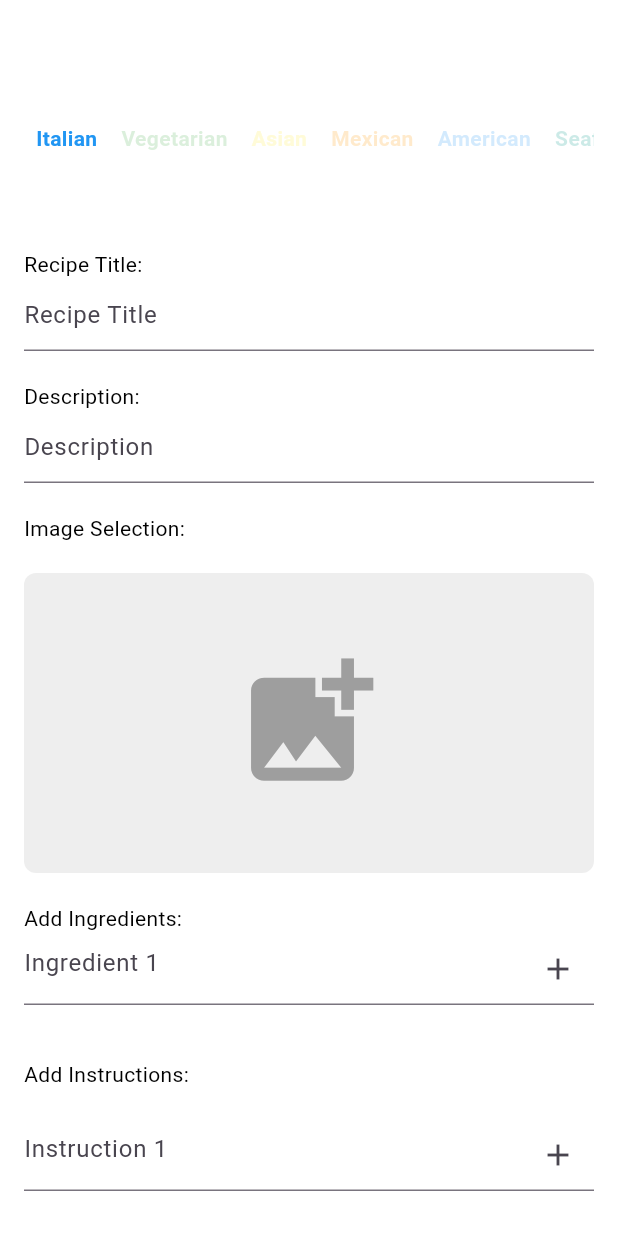
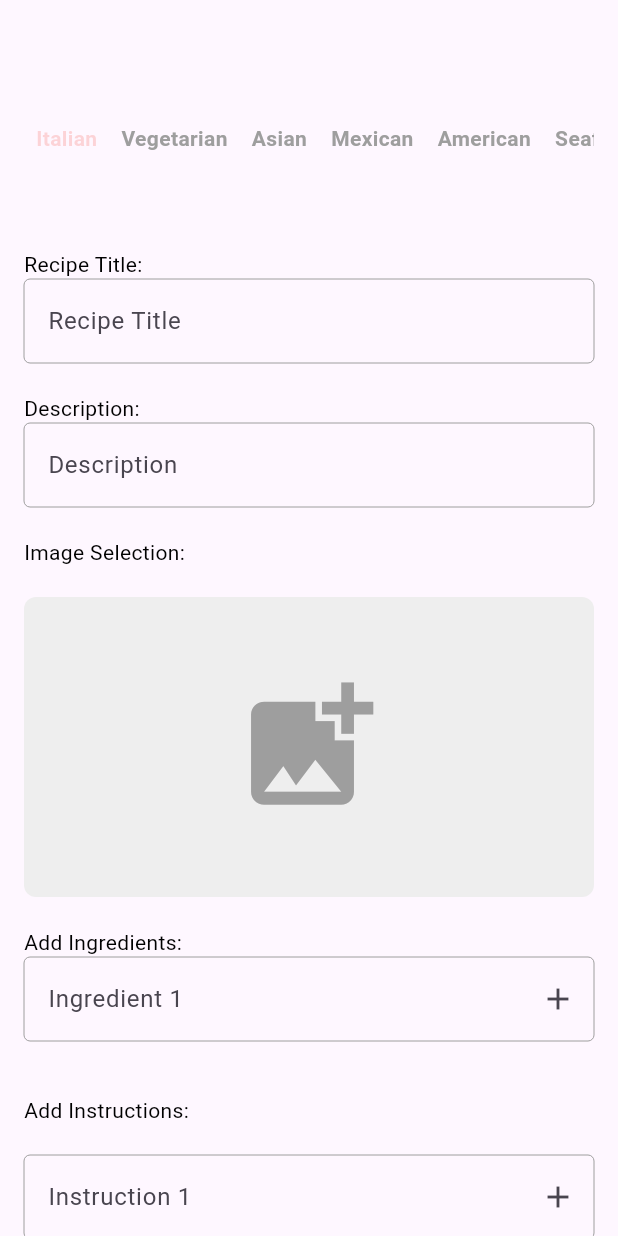
Before and after one commit to dimi1985/foodryp, a Flutter app: the AddRecipePage screen opened directly, on a phone screen of 412 x 824 dp. Run offline on Flutter 3.47's test engine with Material 3 defaults, Android fonts, the phone set to English and light mode, and no system bars; our stand-ins replace image_picker; network calls fail.

Commit message:
Update some things

```diff
--- a/lib/data/demo_data.dart
+++ b/lib/data/demo_data.dart
@@ -6,7 +6,7 @@ class DemoData {
     'Creators',
     'Recipes',
     'My Fridge',
-    'Login/Register'
+    'Login/Register',
     'ProfileDev',
     'Add Recipe'
   ];
--- a/lib/screens/add_recipe_page.dart
+++ b/lib/screens/add_recipe_page.dart
@@ -23,13 +23,9 @@ class _AddRecipePageState extends State<AddRecipePage> {
     Size screenSize = MediaQuery.of(context).size;
     bool isDesktop = Responsive.isDesktop(context);
     return Scaffold(
-      backgroundColor:     _selectedCategory != null
-          ? _selectedCategory!['color'].withOpacity(0.090)
-          : Colors.white,
       body: SingleChildScrollView(
         child: Center(
           child: Container(
-
             constraints: BoxConstraints(
               maxWidth: Responsive.isDesktop(context) ? 600 : screenSize.width,
             ),
@@ -51,8 +47,7 @@ class _AddRecipePageState extends State<AddRecipePage> {
                               category; // Update the selected category
                         });
                       },
-                      defaultTappedIndex:
-                          0, // Specify the default tapped index here
+
                     ),
                   ),
 
@@ -66,6 +61,9 @@ class _AddRecipePageState extends State<AddRecipePage> {
                   CustomTextField(
                     controller: TextEditingController(),
                     hintText: 'Recipe Title',
+                    borderColor: _selectedCategory != null
+                        ? _selectedCategory!['color']
+                        : null,
                   ),
                   const SizedBox(height: 20.0),
 
@@ -77,6 +75,9 @@ class _AddRecipePageState extends State<AddRecipePage> {
                   CustomTextField(
                     controller: TextEditingController(),
                     hintText: 'Description',
+                    borderColor: _selectedCategory != null
+                        ? _selectedCategory!['color']
+                        : null,
                   ),
                   const SizedBox(height: 20.0),
 
@@ -100,7 +101,7 @@ class _AddRecipePageState extends State<AddRecipePage> {
                     isDesktop: isDesktop,
                   ),
 
-                  const IngredientsAddContainer(),
+                  IngredientsAddContainer(selectedCategory: _selectedCategory),
                   const SizedBox(height: 20.0),
 
                   SectionTitle(
@@ -109,7 +110,7 @@ class _AddRecipePageState extends State<AddRecipePage> {
                   ),
 
                   const SizedBox(height: 20.0),
-                  const InstructionsAddContainer(),
+                   InstructionsAddContainer(selectedCategory: _selectedCategory),
                   const SizedBox(height: 20.0),
 
                   SectionTitle(
@@ -121,6 +122,9 @@ class _AddRecipePageState extends State<AddRecipePage> {
                   CustomTextField(
                     controller: TextEditingController(),
                     hintText: 'Serves  2-4 ',
+                    borderColor: _selectedCategory != null
+                        ? _selectedCategory!['color']
+                        : null,
                   ),
 
                   const SizedBox(height: 20.0),
@@ -134,6 +138,9 @@ class _AddRecipePageState extends State<AddRecipePage> {
                   CustomTextField(
                     controller: TextEditingController(),
                     hintText: '45 minutes or 1h and 25 minutes e.t.c ',
+                    borderColor: _selectedCategory != null
+                        ? _selectedCategory!['color']
+                        : null,
                   ),
 
                   const SizedBox(height: 20.0),
@@ -147,12 +154,15 @@ class _AddRecipePageState extends State<AddRecipePage> {
                   CustomTextField(
                     controller: TextEditingController(),
                     hintText: '45 minutes or 1h and 25 minutes e.t.c ',
+                    borderColor: _selectedCategory != null
+                        ? _selectedCategory!['color']
+                        : null,
                   ),
                   const SizedBox(height: 20.0),
 
                   ElevatedButton(
                     onPressed: () {},
-                    child: const Text('Save Recipe'),
+                    child: const Text('Preview Recipe'),
                   ),
                 ],
               ),
--- a/lib/screens/mainScreen/main_screen.dart
+++ b/lib/screens/mainScreen/main_screen.dart
@@ -31,7 +31,7 @@ class MainScreen extends StatelessWidget {
                   child: SizedBox(
                     width: screenSize.width,
                     height: 100,
-                    child: MenuWebItems()),
+                    child: const MenuWebItems()),
                 )
                 // //FOR NOW LEAVE IT  FOR DEBIG, REMEMBER TO DELETE AFTER PRODUCTION
                 // if(!isAndroid)
--- a/lib/widgets/CustomWidgets/custom_textField.dart
+++ b/lib/widgets/CustomWidgets/custom_textField.dart
@@ -9,6 +9,7 @@ class CustomTextField extends StatelessWidget {
   final TextInputType keyboardType;
   final int? maxLines;
   final void Function()? onSuffixIconPressed;
+   final Color? borderColor; // Add this line
 
   const CustomTextField({
     Key? key,
@@ -20,6 +21,7 @@ class CustomTextField extends StatelessWidget {
     this.keyboardType = TextInputType.text,
     this.maxLines,
     this.onSuffixIconPressed,
+     this.borderColor,
   }) : super(key: key);
 
   @override
@@ -35,6 +37,18 @@ class CustomTextField extends StatelessWidget {
                 onPressed: onSuffixIconPressed,
               )
             : null,
+        enabledBorder:  OutlineInputBorder(
+      // width: 0.0 produces a thin "hairline" border
+      borderSide:  BorderSide(color: borderColor ?? Colors.grey, width: 0.0),
+    ),
+    border: const OutlineInputBorder(),
+        focusedBorder: OutlineInputBorder(
+          borderRadius: BorderRadius.circular(10.0),
+          borderSide: BorderSide(
+            color: Colors.blueGrey.withOpacity(0.5), // Set border color here
+            width:1, // Set border width here
+          ),
+        ),
       ),
       obscureText: obscureText,
       keyboardType: keyboardType,
--- a/lib/widgets/CustomWidgets/image_picker_container.dart
+++ b/lib/widgets/CustomWidgets/image_picker_container.dart
@@ -1,6 +1,9 @@
+// ignore_for_file: avoid_init_to_null, library_private_types_in_public_api
+
 import 'dart:io';
 
 import 'package:flutter/material.dart';
+import 'package:flutter/foundation.dart' show kIsWeb;
 import 'package:image_picker/image_picker.dart';
 
 class ImagePickerContainer extends StatefulWidget {
@@ -16,7 +19,7 @@ class ImagePickerContainer extends StatefulWidget {
 }
 
 class _ImagePickerContainerState extends State<ImagePickerContainer> {
-  File? _imageFile;
+  late File? _imageFile = null;
 
   Future<void> _pickImage(ImageSource source) async {
     final pickedFile = await ImagePicker().pickImage(source: source);
@@ -31,7 +34,8 @@ class _ImagePickerContainerState extends State<ImagePickerContainer> {
   Widget build(BuildContext context) {
     return InkWell(
       onTap: () {
-        _pickImage(ImageSource.gallery); // You can change to camera if you prefer
+        _pickImage(
+            ImageSource.gallery); // You can change to camera if you prefer
       },
       child: Container(
         height: widget.containerSize,
@@ -43,18 +47,23 @@ class _ImagePickerContainerState extends State<ImagePickerContainer> {
         child: _imageFile != null
             ? ClipRRect(
                 borderRadius: BorderRadius.circular(8.0),
-                child: Image.network(
-                  _imageFile!.path,
-                  fit: BoxFit.cover,
-                ),
+                child: kIsWeb
+                    ? Image.network(
+                        _imageFile!.path,
+                        fit: BoxFit.cover,
+                      )
+                    : Image.file(
+                        _imageFile!,
+                        fit: BoxFit.cover,
+                      ),
               )
             : Center(
-              child: Icon(
+                child: Icon(
                   Icons.add_photo_alternate,
                   size: widget.containerSize / 4,
                   color: Colors.grey,
                 ),
-            ),
+              ),
       ),
     );
   }
--- a/lib/widgets/CustomWidgets/ingredients_add_container.dart
+++ b/lib/widgets/CustomWidgets/ingredients_add_container.dart
@@ -4,7 +4,8 @@ import 'package:flutter/material.dart';
 import 'package:foodryp/widgets/CustomWidgets/custom_textField.dart';
 
 class IngredientsAddContainer extends StatefulWidget {
-  const IngredientsAddContainer({Key? key}) : super(key: key);
+    final Map<String, dynamic>? selectedCategory;
+  const IngredientsAddContainer({Key? key, this.selectedCategory}) : super(key: key);
 
   @override
   _IngredientsAddContainerState createState() =>
@@ -50,6 +51,9 @@ class _IngredientsAddContainerState extends State<IngredientsAddContainer> {
           child: CustomTextField(
             controller: _controllers[index],
             hintText: 'Ingredient ${index + 1}',
+            borderColor: widget.selectedCategory != null
+                ? widget.selectedCategory!['color']
+                : null,
             suffixIcon: index == 0 ? Icons.add : Icons.delete,
             onSuffixIconPressed: index == 0
                 ? _addIngredient
--- a/lib/widgets/CustomWidgets/instructions_add_container.dart
+++ b/lib/widgets/CustomWidgets/instructions_add_container.dart
@@ -1,8 +1,13 @@
+// ignore_for_file: library_private_types_in_public_api
+
 import 'package:flutter/material.dart';
 import 'package:foodryp/widgets/CustomWidgets/custom_textField.dart';
 
 class InstructionsAddContainer extends StatefulWidget {
-  const InstructionsAddContainer({Key? key}) : super(key: key);
+
+      final Map<String, dynamic>? selectedCategory;
+
+  const InstructionsAddContainer({super.key, this.selectedCategory});
 
   @override
   _InstructionsAddContainerState createState() => _InstructionsAddContainerState();
@@ -45,6 +50,9 @@ class _InstructionsAddContainerState extends State<InstructionsAddContainer> {
           child: CustomTextField(
           controller: _controllers[index],
           hintText: 'Instruction ${index + 1}',
+           borderColor: widget.selectedCategory != null
+                ? widget.selectedCategory!['color']
+                : null,
           suffixIcon: index == 0 ? Icons.add : Icons.delete,
           onSuffixIconPressed: index == 0 ? _addInstruction : () => _removeInstruction(index),
           maxLines: null, // Allow multiple lines for instructions
--- a/lib/widgets/DesktopMiddleSide/components/recipe_section.dart
+++ b/lib/widgets/DesktopMiddleSide/components/recipe_section.dart
@@ -16,6 +16,7 @@ class _RecipeSectionState extends State<RecipeSection> {
   @override
   Widget build(BuildContext context) {
     final screenSize = MediaQuery.of(context).size;
+
     return Center(
       child: Padding(
         padding: const EdgeInsets.all(Constants.defaultPadding),
--- a/lib/widgets/category_listView.dart
+++ b/lib/widgets/category_listView.dart
@@ -5,21 +5,26 @@ import 'package:flutter/material.dart';
 class CategoryListView extends StatefulWidget {
   final List<Map<String, dynamic>> categories;
   final Function(Map<String, dynamic>) onTap;
-  int defaultTappedIndex;
 
-   CategoryListView({
-    super.key,
+  CategoryListView({
+    Key? key,
     required this.categories,
     required this.onTap,
-    this.defaultTappedIndex = 0, // Default tapped index is set to 0
-  });
+  }) : super(key: key);
 
   @override
   State<CategoryListView> createState() => _CategoryListViewState();
 }
 
 class _CategoryListViewState extends State<CategoryListView> {
-  bool isTapped = false;
+  late int tappedIndex; // Variable to hold the tapped index
+
+  @override
+  void initState() {
+    super.initState();
+    tappedIndex = 0; // Initialize tapped index to 0 (first category)
+  }
+
   @override
   Widget build(BuildContext context) {
     return ScrollConfiguration(
@@ -35,18 +40,14 @@ class _CategoryListViewState extends State<CategoryListView> {
         itemCount: widget.categories.length,
         itemBuilder: (context, index) {
           final category = widget.categories[index];
-          isTapped = index == widget.defaultTappedIndex;
+          final isTapped = index == tappedIndex; // Check if current index is tapped
 
           return InkWell(
             onTap: () {
-
               setState(() {
-                widget.defaultTappedIndex = index; // Update tapped index
-
-
+                tappedIndex = index; // Update tapped index
               });
-
-              widget.onTap(category);
+              widget.onTap(category); // Notify parent widget about the tapped category
             },
             child: Padding(
               padding: const EdgeInsets.all(8.0),
@@ -57,7 +58,7 @@ class _CategoryListViewState extends State<CategoryListView> {
                   Text(
                     category['title'],
                     style: TextStyle(
-                      color: isTapped ? Colors.blue : category['color'].withOpacity(0.2), // Change color if tapped
+                      color: isTapped ? category['color'].withOpacity(0.2) : Colors.grey, // Change color if tapped
                       fontWeight: FontWeight.bold,
                     ),
                   ),
```
Also changed, not shown: lib/screens/auth_screen/auth_screen.dart (+27 -21 lines), lib/screens/auth_screen/components/reusable_textfield.dart (+20 -7 lines), lib/widgets/CustomWidgets/custom_recipe_card.dart (+6 -4 lines), lib/widgets/CustomWidgets/menuWebItems.dart (+21 -14 lines), lib/widgets/DesktopMiddleSide/desktopMiddleSide.dart (+13 -11 lines).
